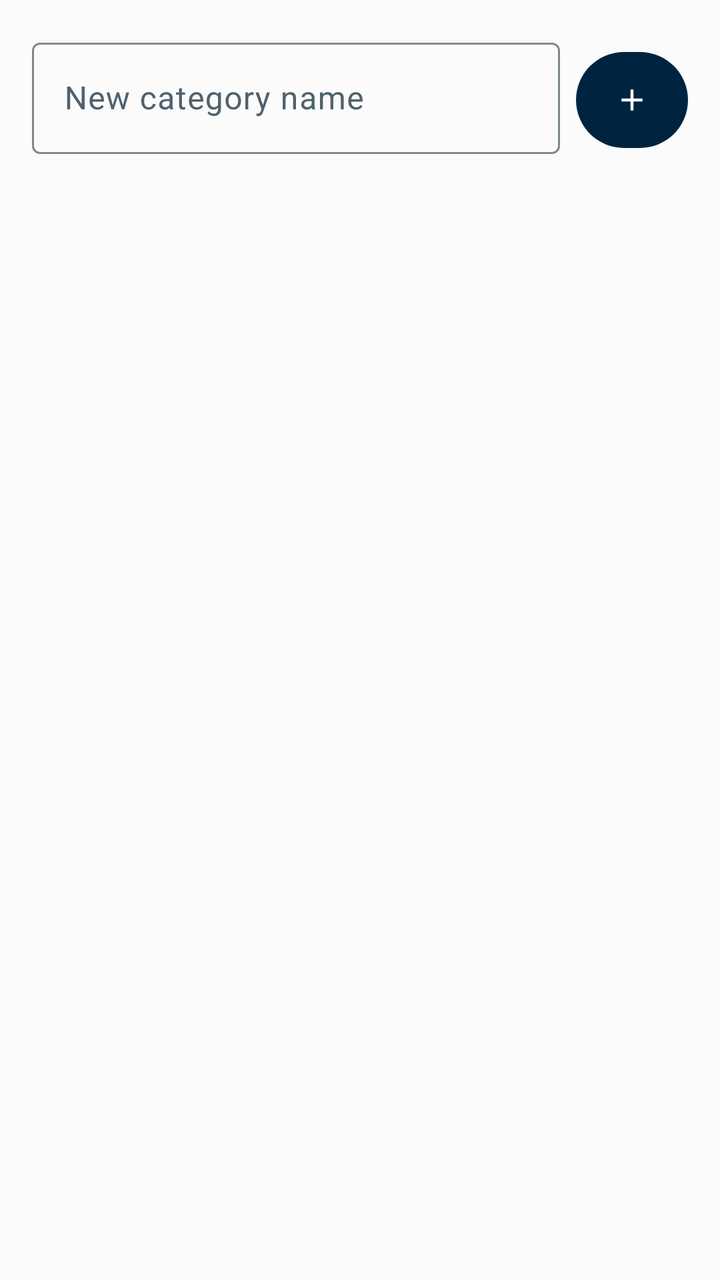
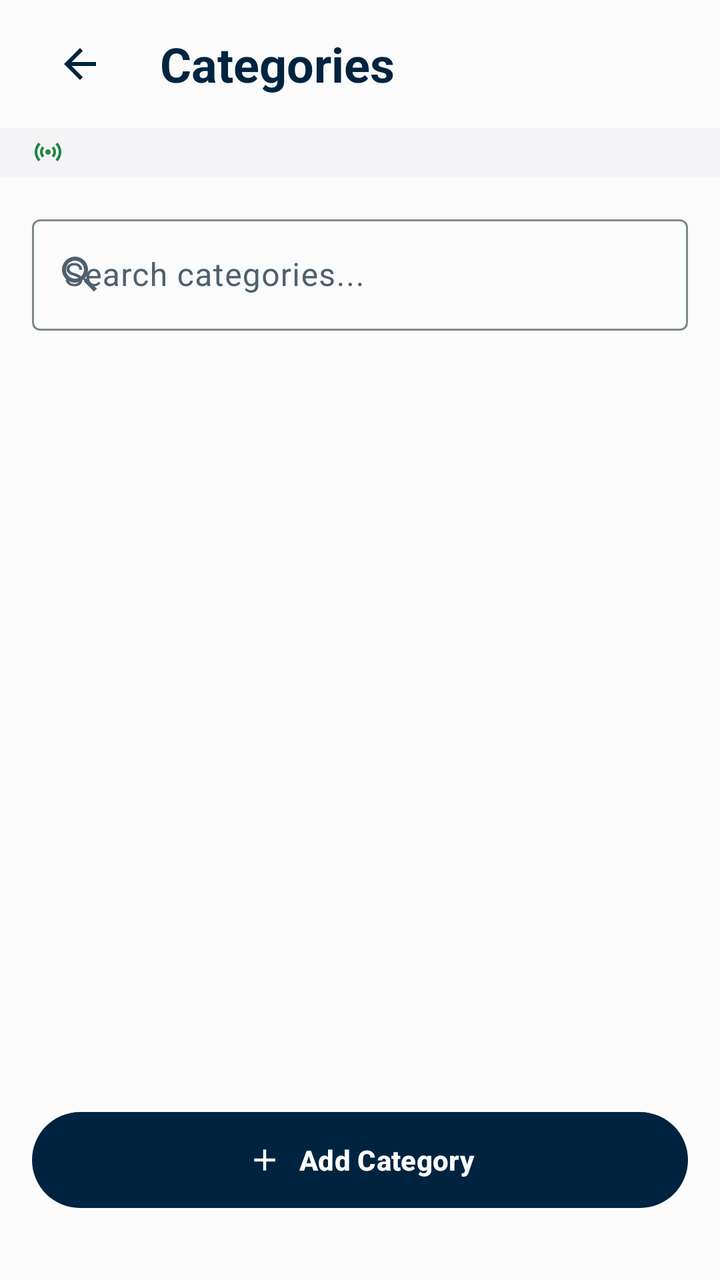

Before-and-after screenshots of an Android layout around one commit, followed by the original layout XML and the change that was made.
<!-- AndroidManifest.xml: application theme Theme.StockBuddy -->
<!-- res/layout/fragment_category.xml -->
<?xml version="1.0" encoding="utf-8"?>
<LinearLayout xmlns:android="http://schemas.android.com/apk/res/android"
    android:layout_width="match_parent"
    android:layout_height="match_parent"
    android:orientation="vertical">

    <LinearLayout
        android:layout_width="match_parent"
        android:layout_height="wrap_content"
        android:orientation="horizontal"
        android:padding="16dp">

        <com.google.android.material.textfield.TextInputLayout
            style="@style/Widget.Material3.TextInputLayout.OutlinedBox"
            android:layout_width="0dp"
            android:layout_height="wrap_content"
            android:layout_weight="1"
            android:hint="New category name">
            <com.google.android.material.textfield.TextInputEditText
                android:id="@+id/editNewCategory"
                android:layout_width="match_parent"
                android:layout_height="wrap_content" />
        </com.google.android.material.textfield.TextInputLayout>

        <com.google.android.material.button.MaterialButton
            android:id="@+id/btnAdd"
            android:layout_width="56dp"
            android:layout_height="56dp"
            android:layout_marginStart="8dp"
            app:icon="@drawable/ic_add"
            app:iconGravity="textStart"
            app:iconPadding="0dp"
            android:insetLeft="0dp" android:insetRight="0dp"
            xmlns:app="http://schemas.android.com/apk/res-auto" />
    </LinearLayout>

    <androidx.recyclerview.widget.RecyclerView
        android:id="@+id/recyclerCategories"
        android:layout_width="match_parent"
        android:layout_height="0dp"
        android:layout_weight="1" />

</LinearLayout>
<!-- resources referenced by this layout -->
<resources>
  <color name="md_theme_primary">#002440</color>
  <color name="md_theme_onPrimary">#FFFFFF</color>
  <color name="md_theme_primaryContainer">#1b3a57</color>
  <color name="md_theme_onPrimaryContainer">#87a4c6</color>
  <color name="md_theme_secondary">#496177</color>
  <color name="md_theme_onSecondary">#FFFFFF</color>
  <color name="md_theme_secondaryContainer">#c9e2fd</color>
  <color name="md_theme_onSecondaryContainer">#4d657b</color>
  <color name="md_theme_tertiary">#321f00</color>
  <color name="md_theme_onTertiary">#FFFFFF</color>
  <color name="md_theme_tertiaryContainer">#ffddb0</color>
  <color name="md_theme_onTertiaryContainer">#2D1609</color>
  <color name="md_theme_background">#FAFBFA</color>
  <color name="md_theme_onBackground">#191C1B</color>
  <color name="md_theme_surface">#FAFBFA</color>
  <color name="md_theme_onSurface">#191C1B</color>
  <color name="md_theme_surfaceVariant">#DEE4E3</color>
  <color name="md_theme_onSurfaceVariant">#4F616E</color>
  <color name="md_theme_outline">#7F8B87</color>
  <color name="md_theme_outlineVariant">#CFD9D7</color>
  <color name="md_theme_error">#BA1A1A</color>
  <color name="md_theme_onError">#FFFFFF</color>
  <color name="md_theme_errorContainer">#FFDAD6</color>
  <color name="md_theme_onErrorContainer">#410002</color>
  <color name="app_bar_surface">#0F4F4F</color>
  <style name="ShapeAppearance.StockBuddy.Small" parent="ShapeAppearance.MaterialComponents.SmallComponent">
          <item name="cornerSize">8dp</item>
      </style>
  <!-- unchanged entries left out for length: 19 -->
</resources>

<!-- the commit's change to res/layout/fragment_category.xml (unified diff, before → after) -->
@@ -1,43 +1,130 @@
 <?xml version="1.0" encoding="utf-8"?>
 <LinearLayout xmlns:android="http://schemas.android.com/apk/res/android"
+    xmlns:app="http://schemas.android.com/apk/res-auto"
     android:layout_width="match_parent"
     android:layout_height="match_parent"
-    android:orientation="vertical">
+    android:orientation="vertical"
+    android:background="@color/md_theme_surface">
 
+    
+    <LinearLayout
+        android:layout_width="match_parent"
+        android:layout_height="64dp"
+        android:orientation="horizontal"
+        android:gravity="center_vertical"
+        android:paddingStart="16dp"
+        android:paddingEnd="16dp"
+        android:background="@color/md_theme_surface">
+
+        <ImageButton
+            android:id="@+id/btnBack"
+            android:layout_width="48dp"
+            android:layout_height="48dp"
+            android:src="@drawable/ic_arrow_back"
+            android:background="?attr/selectableItemBackgroundBorderless"
+            android:contentDescription="@string/action_back"
+            android:tint="@color/md_theme_primary" />
+
+        <TextView
+            android:layout_width="0dp"
+            android:layout_height="wrap_content"
+            android:layout_weight="1"
+            android:layout_marginStart="16dp"
+            android:text="@string/categories_title"
+            android:textSize="24sp"
+            android:textStyle="bold"
+            android:textColor="@color/md_theme_primary" />
+    </LinearLayout>
+
+    
+    <LinearLayout
+        android:layout_width="match_parent"
+        android:layout_height="wrap_content"
+        android:orientation="vertical"
+        android:background="@color/surface_container_low">
+
+        <LinearLayout
+            android:layout_width="match_parent"
+            android:layout_height="wrap_content"
+            android:orientation="horizontal"
+            android:gravity="center_vertical"
+            android:paddingStart="16dp"
+            android:paddingEnd="16dp"
+            android:paddingTop="4dp"
+            android:paddingBottom="4dp">
+
+            <ImageView
+                android:id="@+id/iconReaderStatus"
+                android:layout_width="16dp"
+                android:layout_height="16dp"
+                android:src="@drawable/sensors_24px"
+                android:tint="@color/status_available"
+                android:contentDescription="@null" />
+
+            <TextView
+                android:id="@+id/tvReaderStatus"
+                android:layout_width="0dp"
+                android:layout_height="wrap_content"
+                android:layout_weight="1"
+                android:layout_marginStart="8dp"
+                android:textSize="12sp"
+                android:textStyle="bold"
+                android:textAllCaps="true"
+                android:textColor="@color/md_theme_onSurfaceVariant" />
+        </LinearLayout>
+    </LinearLayout>
+
+    
+    <LinearLayout
+        android:layout_width="match_parent"
+        android:layout_height="0dp"
+        android:layout_weight="1"
+        android:orientation="vertical"
+        android:padding="16dp">
+
+        
+        <com.google.android.material.textfield.TextInputLayout
+            style="@style/Widget.Material3.TextInputLayout.OutlinedBox"
+            android:layout_width="match_parent"
+            android:layout_height="wrap_content"
+            android:layout_marginBottom="16dp"
+            android:hint="@string/search_categories_hint"
+            app:startIconDrawable="@drawable/ic_search">
+
+            <com.google.android.material.textfield.TextInputEditText
+                android:id="@+id/editSearchCategory"
+                android:layout_width="match_parent"
+                android:layout_height="wrap_content"
+                android:inputType="text" />
+        </com.google.android.material.textfield.TextInputLayout>
+
+        
+        <androidx.recyclerview.widget.RecyclerView
+            android:id="@+id/recyclerCategories"
+            android:layout_width="match_parent"
+            android:layout_height="0dp"
+            android:layout_weight="1" />
+    </LinearLayout>
+
+    
     <LinearLayout
         android:layout_width="match_parent"
         android:layout_height="wrap_content"
         android:orientation="horizontal"
-        android:padding="16dp">
-
-        <com.google.android.material.textfield.TextInputLayout
-            style="@style/Widget.Material3.TextInputLayout.OutlinedBox"
-            android:layout_width="0dp"
-            android:layout_height="wrap_content"
-            android:layout_weight="1"
-            android:hint="New category name">
-            <com.google.android.material.textfield.TextInputEditText
-                android:id="@+id/editNewCategory"
-                android:layout_width="match_parent"
-                android:layout_height="wrap_content" />
-        </com.google.android.material.textfield.TextInputLayout>
+        android:gravity="center"
+        android:paddingStart="16dp"
+        android:paddingEnd="16dp"
+        android:paddingTop="16dp"
+        android:paddingBottom="32dp"
+        android:background="@color/md_theme_surface">
 
         <com.google.android.material.button.MaterialButton
-            android:id="@+id/btnAdd"
-            android:layout_width="56dp"
+            android:id="@+id/btnAddCategory"
+            android:layout_width="match_parent"
             android:layout_height="56dp"
-            android:layout_marginStart="8dp"
+            android:text="@string/action_add_category"
             app:icon="@drawable/ic_add"
-            app:iconGravity="textStart"
-            app:iconPadding="0dp"
-            android:insetLeft="0dp" android:insetRight="0dp"
-            xmlns:app="http://schemas.android.com/apk/res-auto" />
+            app:iconGravity="textStart" />
     </LinearLayout>
 
-    <androidx.recyclerview.widget.RecyclerView
-        android:id="@+id/recyclerCategories"
-        android:layout_width="match_parent"
-        android:layout_height="0dp"
-        android:layout_weight="1" />
-
 </LinearLayout>
<!-- resource entries referenced after the edit -->
@@ -15,6 +15,40 @@
   <color name="md_theme_background">#FAFBFA</color>
   <color name="md_theme_onBackground">#191C1B</color>
   <color name="md_theme_surface">#FAFBFA</color>
+  <color name="status_available">#1B873D</color>
+  <color name="surface_container_low">#f4f3f6</color>
+  <!-- drawable ic_arrow_back (drawable) -->
+  <?xml version="1.0" encoding="utf-8"?>
+  <vector xmlns:android="http://schemas.android.com/apk/res/android"
+      android:width="24dp"
+      android:height="24dp"
+      android:viewportWidth="24"
+      android:viewportHeight="24">
+      <path
+          android:fillColor="@android:color/white"
+          android:pathData="M20,11H7.83l5.59,-5.59L12,4l-8,8 8,8 1.41,-1.41L7.83,13H20v-2z" />
+  </vector>
+  <!-- drawable ic_search (drawable) -->
+  <vector xmlns:android="http://schemas.android.com/apk/res/android"
+      android:width="24dp" android:height="24dp" android:viewportWidth="24" android:viewportHeight="24">
+      <path android:fillColor="#1A1C1E"
+          android:pathData="M15.5,14h-0.79l-0.28,-0.27C15.41,12.59 16,11.11 16,9.5 16,5.91 13.09,3 9.5,3S3,5.91 3,9.5 5.91,16 9.5,16c1.61,0 3.09,-0.59 4.23,-1.57l0.27,0.28v0.79l5,4.99L20.49,19l-4.99,-5zM9.5,14C7.01,14 5,11.99 5,9.5S7.01,5 9.5,5 14,7.01 14,9.5 11.99,14 9.5,14z"/>
+  </vector>
+  <!-- drawable sensors_24px (drawable) -->
+  <vector xmlns:android="http://schemas.android.com/apk/res/android"
+      android:width="24dp"
+      android:height="24dp"
+      android:viewportWidth="960"
+      android:viewportHeight="960"
+      android:tint="?attr/colorControlNormal">
+    <path
+        android:fillColor="@android:color/white"
+        android:pathData="M197,763Q143,708 111.5,635.5Q80,563 80,480Q80,396 111.5,323.5Q143,251 197,197L254,254Q210,298 185,356Q160,414 160,480Q160,547 185,605Q210,663 254,706L197,763ZM310,650Q278,617 259,573.5Q240,530 240,480Q240,429 259,385.5Q278,342 310,310L367,367Q345,389 332.5,418Q320,447 320,480Q320,513 332.5,542Q345,571 367,593L310,650ZM423.5,536.5Q400,513 400,480Q400,447 423.5,423.5Q447,400 480,400Q513,400 536.5,423.5Q560,447 560,480Q560,513 536.5,536.5Q513,560 480,560Q447,560 423.5,536.5ZM650,650L593,593Q615,571 627.5,542Q640,513 640,480Q640,447 627.5,418Q615,389 593,367L650,310Q682,342 701,385.5Q720,429 720,480Q720,530 701,573.5Q682,617 650,650ZM763,763L706,706Q750,662 775,604Q800,546 800,480Q800,413 775,355Q750,297 706,254L763,197Q817,251 848.5,323.5Q880,396 880,480Q880,563 848.5,635.5Q817,708 763,763Z"/>
+  </vector>
+  <string name="action_add_category">Add Category</string>
+  <string name="action_back">Back</string>
+  <string name="categories_title">Categories</string>
+  <string name="search_categories_hint">Search categories...</string>
   <color name="md_theme_onSurface">#191C1B</color>
   <color name="md_theme_surfaceVariant">#DEE4E3</color>
   <color name="md_theme_onSurfaceVariant">#4F616E</color>
